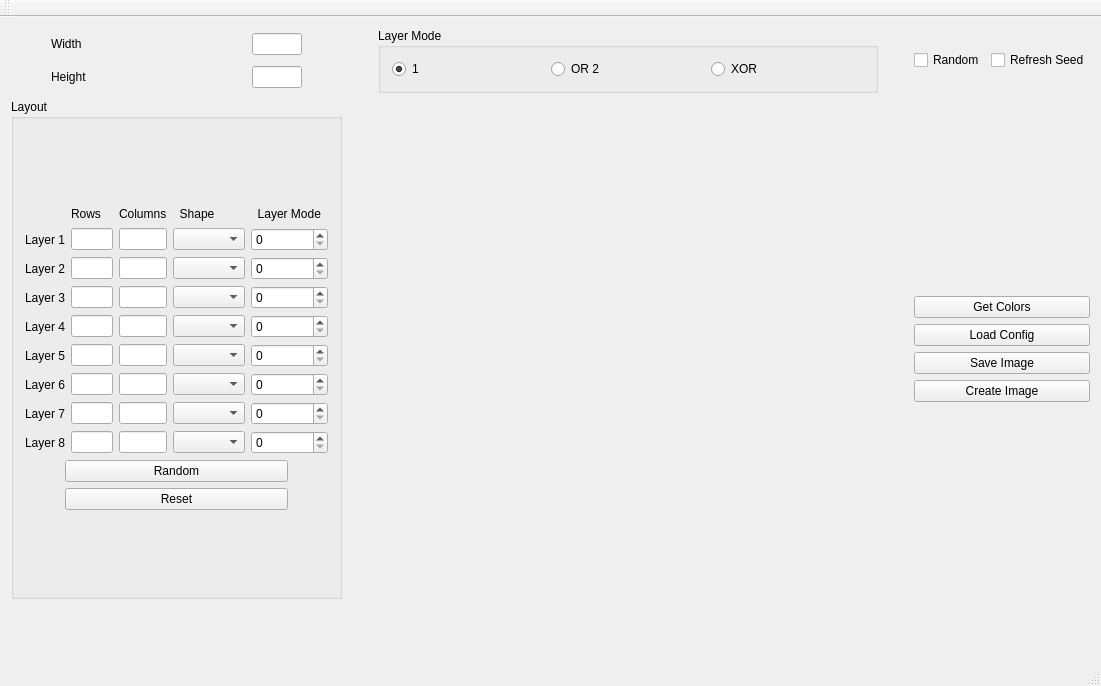
Above: res/mainwindow.ui from AceGabrielFigueroa/SP-2019-Ocuplay before the change. Below: the same form after it.
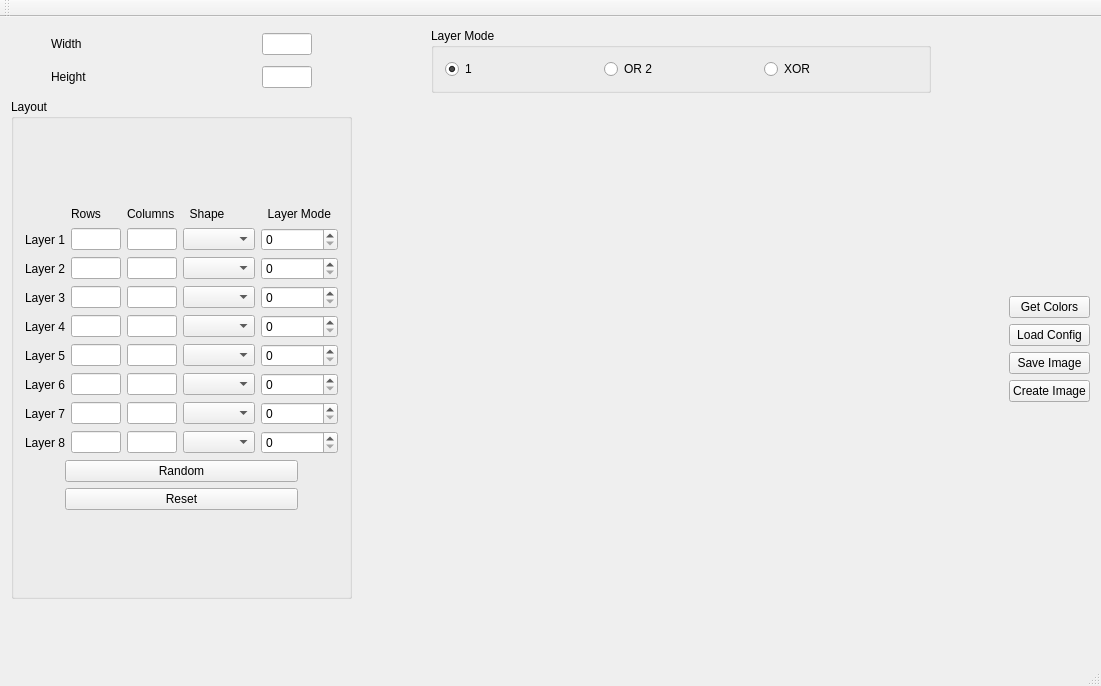
That is the form after the change.

Diff of the .ui file:
```diff
--- a/res/mainwindow.ui
+++ b/res/mainwindow.ui
@@ -33,22 +33,7 @@
          </spacer>
         </item>
         <item row="0" column="4">
-         <layout class="QHBoxLayout" name="horizontalLayout_4">
-          <item>
-           <widget class="QCheckBox" name="cb_rand">
-            <property name="text">
-             <string>Random</string>
-            </property>
-           </widget>
-          </item>
-          <item>
-           <widget class="QCheckBox" name="cb_rseed">
-            <property name="text">
-             <string>Refresh Seed</string>
-            </property>
-           </widget>
-          </item>
-         </layout>
+         <layout class="QHBoxLayout" name="horizontalLayout_4"/>
         </item>
         <item row="1" column="4">
          <layout class="QVBoxLayout" name="verticalLayout_3">
```
